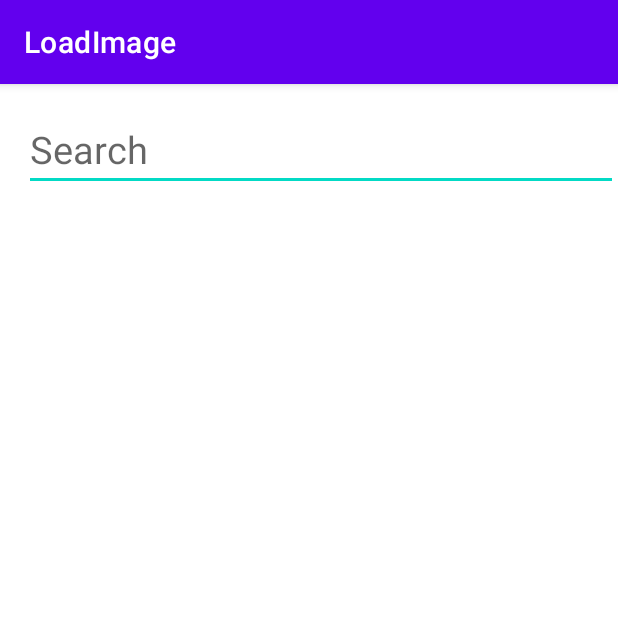
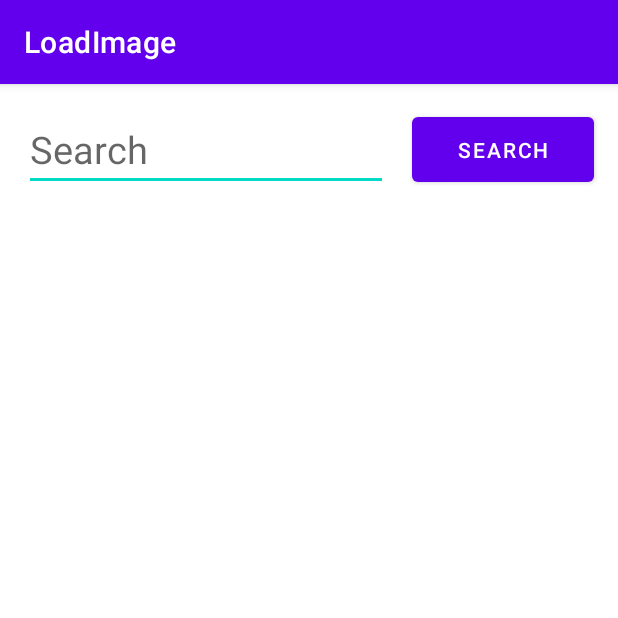
Before and after one commit to Zhilov/AndersenProjects3, an Android app: the screen it shows after launch (MainActivity), on a phone screen of 412 x 824 dp, the top half of it. Run offline under Robolectric (Android 15) with nearby library versions, the phone set to English and light mode, and no system bars.

Commit message:
Code optimized

```diff
--- a/LoadImage/app/src/main/res/layout/activity_main.xml
+++ b/LoadImage/app/src/main/res/layout/activity_main.xml
@@ -5,13 +5,21 @@
     android:layout_height="match_parent"
     tools:context=".MainActivity">
 
+    <LinearLayout
+        android:id="@+id/linear_search"
+        android:layout_width="match_parent"
+        android:layout_height="wrap_content"
+        android:layout_alignParentTop="true"
+        android:layout_marginTop="16dp"
+        android:orientation="horizontal">
+
         <EditText
             android:id="@+id/edit_search"
             android:layout_width="match_parent"
             android:layout_height="wrap_content"
-        android:layout_alignParentTop="true"
             android:layout_marginStart="16dp"
-        android:layout_marginTop="16dp"
+            android:layout_marginEnd="16dp"
+            android:layout_weight="1"
             android:fontFamily="sans-serif"
             android:hint="@string/search"
             android:importantForAutofill="no"
@@ -19,11 +27,21 @@
             android:textColor="@color/black"
             android:textSize="25sp" />
 
+        <Button
+            android:id="@+id/button_search"
+            android:layout_width="match_parent"
+            android:layout_height="match_parent"
+            android:layout_marginEnd="16dp"
+            android:layout_weight="2"
+            android:text="@string/search" />
+
+    </LinearLayout>
+
     <ImageView
         android:id="@+id/image_view"
         android:layout_width="match_parent"
         android:layout_height="wrap_content"
-        android:layout_below="@id/edit_search"
+        android:layout_below="@id/linear_search"
         android:layout_marginLeft="16dp"
         android:layout_marginTop="16dp"
         android:layout_marginRight="16dp"
```
Also changed, not shown: LoadImage/app/src/main/java/com/example/loadimage/MainActivity.kt (+9 -28 lines). Lines whose indentation alone changed are shown as unchanged.
